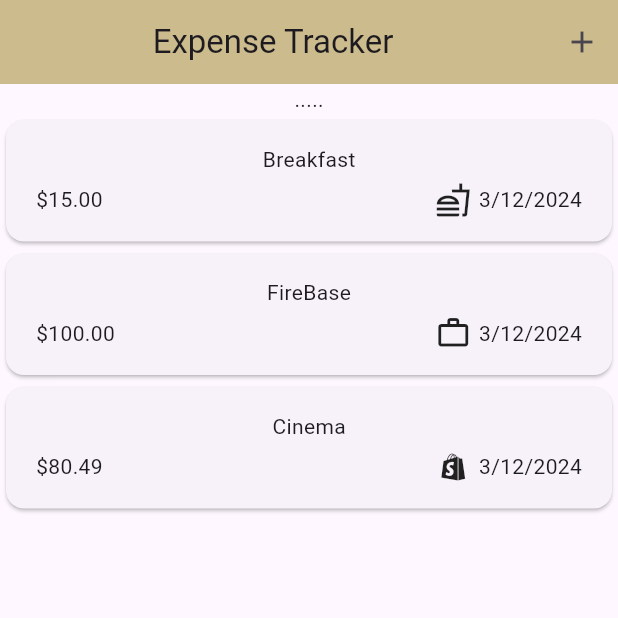
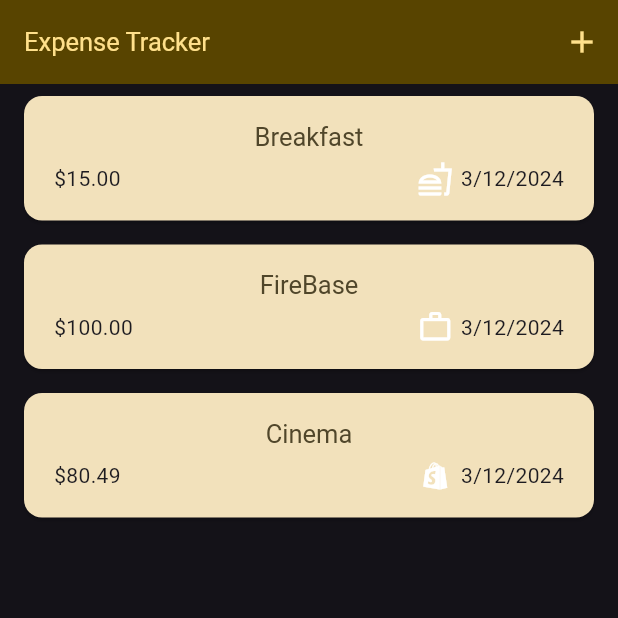
Before and after one commit to medSba/Expenses, a Flutter app: the screen it shows after launch, on a phone screen of 412 x 824 dp, the top half of it. Run offline on Flutter 3.47's test engine with Material 3 defaults, Android fonts, the phone set to English and light mode, and no system bars.

Commit message:
Create Themes And Change Theme of Application

```diff
--- a/lib/main.dart
+++ b/lib/main.dart
@@ -4,6 +4,9 @@ import 'package:flutter/material.dart';
 void main() {
   runApp(const MyApp());
 }
+
+var myColorScheme = ColorScheme.fromSeed(seedColor: const Color.fromARGB(115, 144, 114,0));
+var myDarkColorScheme = ColorScheme.fromSeed(seedColor: const Color.fromARGB(115, 144, 114,0));
 
 class MyApp extends StatelessWidget {
   const MyApp({super.key});
@@ -14,9 +17,57 @@ class MyApp extends StatelessWidget {
     return MaterialApp(
       debugShowCheckedModeBanner: false,
       title: 'Flutter Demo',
-      theme: ThemeData(
+      themeMode: ThemeMode.dark,
+      theme: ThemeData().copyWith(
         useMaterial3: true,
+      colorScheme: myColorScheme,
+      appBarTheme: const AppBarTheme().copyWith(
+        backgroundColor: myColorScheme.onPrimaryContainer,
+          foregroundColor: myColorScheme.primaryContainer
       ),
+      cardTheme: const CardTheme().copyWith(
+        color: myColorScheme.secondaryContainer,
+        margin: const EdgeInsets.symmetric(horizontal: 16,vertical: 8),
+      ),
+      elevatedButtonTheme: ElevatedButtonThemeData(
+        style:ElevatedButton.styleFrom(
+          backgroundColor:  myColorScheme.primaryContainer,
+        ),
+      ),
+      textTheme: ThemeData().textTheme.copyWith(
+        titleLarge: TextStyle(
+          fontWeight: FontWeight.normal,
+          color: myColorScheme.onSecondaryContainer,
+          fontSize: 14
+        )
+      )),
+        darkTheme: ThemeData.dark().copyWith(
+            useMaterial3: true,
+            colorScheme: myDarkColorScheme,
+            appBarTheme: const AppBarTheme().copyWith(
+                backgroundColor: myDarkColorScheme.onPrimaryContainer,
+                foregroundColor: myDarkColorScheme.primaryContainer
+            ),
+            cardTheme: const CardTheme().copyWith(
+              color: myDarkColorScheme.secondaryContainer,
+              margin: const EdgeInsets.symmetric(horizontal: 16,vertical: 8),
+            ),
+            bottomSheetTheme: const BottomSheetThemeData().copyWith(
+              backgroundColor: myDarkColorScheme.onPrimaryContainer,
+            ),
+            elevatedButtonTheme: ElevatedButtonThemeData(
+              style:ElevatedButton.styleFrom(
+                backgroundColor: myDarkColorScheme.onPrimaryContainer,
+                foregroundColor: myDarkColorScheme.primaryContainer,
+              ),
+            ),
+            textTheme: ThemeData().textTheme.copyWith(
+                titleLarge: TextStyle(
+                    fontWeight: FontWeight.normal,
+                    color: myDarkColorScheme.onSecondaryContainer,
+                    fontSize: 17
+                )
+            )),
       home: const Expenses(),
     );
   }
--- a/lib/widgets/expanses_list/expanses_item.dart
+++ b/lib/widgets/expanses_list/expanses_item.dart
@@ -12,7 +12,7 @@ class ExpensesItem extends StatelessWidget {
     const EdgeInsets.symmetric(horizontal: 20,vertical: 16),
       child: Column(
         children: [
-          Text(expense.title),
+          Text(expense.title,style: Theme.of(context).textTheme.titleLarge,),
           const SizedBox(height: 5,),
           Row(
             children: [
--- a/lib/widgets/expanses_list/expanses_list.dart
+++ b/lib/widgets/expanses_list/expanses_list.dart
@@ -18,6 +18,7 @@ class ExpensesList extends StatelessWidget {
     return ListView.builder(
         itemCount: expenses.length,
         itemBuilder: (context,index)=>Dismissible(
+          background: Container(color: Theme.of(context).colorScheme.error,),
           key: ValueKey(expenses[index]),
           onDismissed: (direction) => onRemoveExpense(expenses[index]),
           child: ExpensesItem(
--- a/lib/widgets/expenses.dart
+++ b/lib/widgets/expenses.dart
@@ -32,8 +32,7 @@ class _ExpensesState extends State<Expenses> {
   @override
   Widget build(BuildContext context) {
     return Scaffold(
-      appBar: AppBar(title: const Center(child: Text('Expense Tracker')),
-        backgroundColor: const Color.fromARGB(115, 144, 114,0),
+      appBar: AppBar(title:const Text('Expense Tracker'),
         actions: [
         IconButton(
             onPressed: (){
@@ -48,7 +47,6 @@ class _ExpensesState extends State<Expenses> {
         child: Column(
           mainAxisAlignment: MainAxisAlignment.center,
             children: [
-              const Text('.....'),
               Expanded(
                 child: ExpensesList(
                   expenses: _registeredExpense,
```
